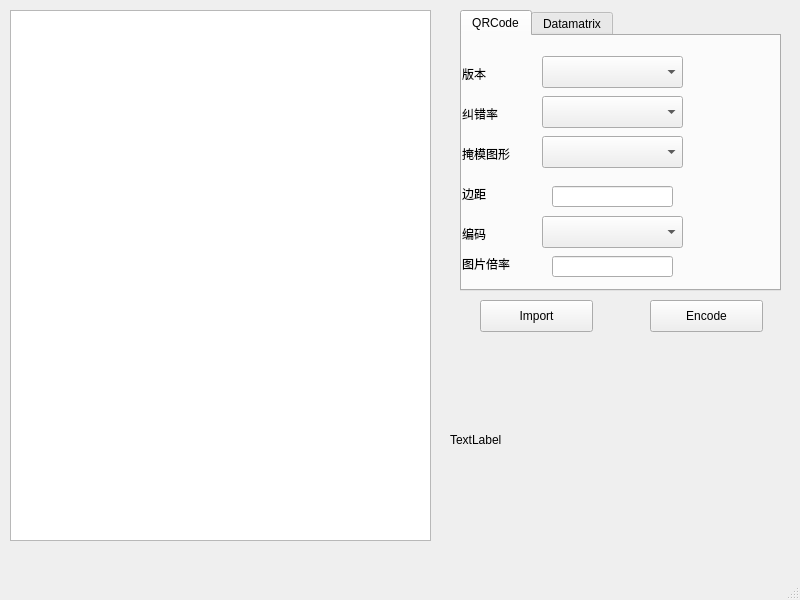
This is mainwindow.ui in paipeng/cp-barcode-encoder as Qt 5 draws it before an edit. The edited form follows.
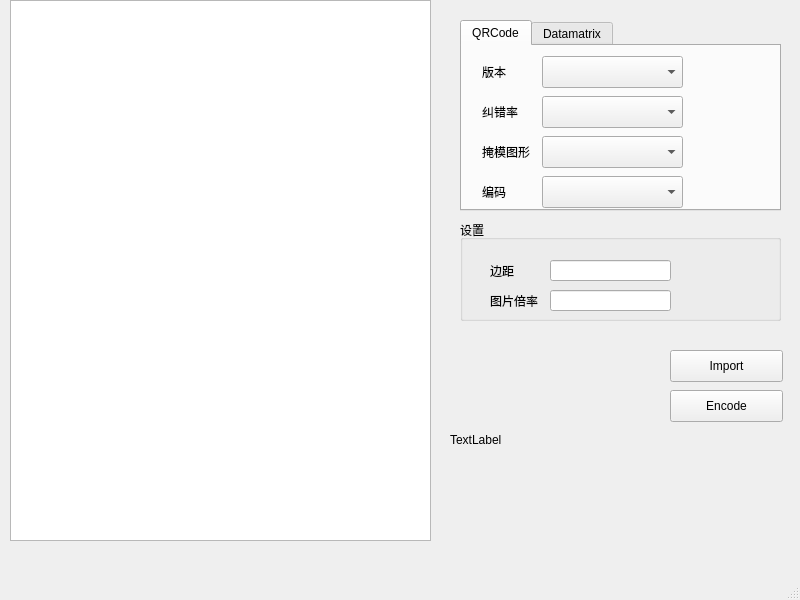
This is the edited form.

The edit to the form file:
```diff
--- a/mainwindow.ui
+++ b/mainwindow.ui
@@ -30,8 +30,8 @@
    <widget class="QPushButton" name="encodeButton">
     <property name="geometry">
      <rect>
-      <x>650</x>
-      <y>300</y>
+      <x>670</x>
+      <y>390</y>
       <width>113</width>
       <height>32</height>
      </rect>
@@ -44,9 +44,9 @@
     <property name="geometry">
      <rect>
       <x>460</x>
-      <y>10</y>
+      <y>20</y>
       <width>321</width>
-      <height>281</height>
+      <height>191</height>
      </rect>
     </property>
     <property name="currentIndex">
@@ -60,7 +60,7 @@
       <property name="geometry">
        <rect>
         <x>80</x>
-        <y>20</y>
+        <y>10</y>
         <width>141</width>
         <height>32</height>
        </rect>
@@ -70,7 +70,7 @@
       <property name="geometry">
        <rect>
         <x>80</x>
-        <y>60</y>
+        <y>50</y>
         <width>141</width>
         <height>32</height>
        </rect>
@@ -79,10 +79,10 @@
      <widget class="QLabel" name="label">
       <property name="geometry">
        <rect>
-        <x>0</x>
-        <y>30</y>
+        <x>20</x>
+        <y>10</y>
         <width>60</width>
-        <height>16</height>
+        <height>31</height>
        </rect>
       </property>
       <property name="text">
@@ -92,10 +92,10 @@
      <widget class="QLabel" name="label_2">
       <property name="geometry">
        <rect>
-        <x>0</x>
-        <y>70</y>
+        <x>20</x>
+        <y>50</y>
         <width>60</width>
-        <height>16</height>
+        <height>31</height>
        </rect>
       </property>
       <property name="text">
@@ -105,10 +105,10 @@
      <widget class="QLabel" name="label_3">
       <property name="geometry">
        <rect>
-        <x>0</x>
-        <y>110</y>
+        <x>20</x>
+        <y>90</y>
         <width>60</width>
-        <height>16</height>
+        <height>31</height>
        </rect>
       </property>
       <property name="text">
@@ -119,42 +119,19 @@
       <property name="geometry">
        <rect>
         <x>80</x>
-        <y>100</y>
+        <y>90</y>
         <width>141</width>
         <height>32</height>
        </rect>
       </property>
      </widget>
-     <widget class="QLabel" name="label_4">
-      <property name="geometry">
-       <rect>
-        <x>0</x>
-        <y>150</y>
-        <width>60</width>
-        <height>16</height>
-       </rect>
-      </property>
-      <property name="text">
-       <string>边距</string>
-      </property>
-     </widget>
-     <widget class="QLineEdit" name="qrcodeMarginLineEdit">
-      <property name="geometry">
-       <rect>
-        <x>90</x>
-        <y>150</y>
-        <width>121</width>
-        <height>21</height>
-       </rect>
-      </property>
-     </widget>
      <widget class="QLabel" name="label_5">
       <property name="geometry">
        <rect>
-        <x>0</x>
-        <y>190</y>
+        <x>20</x>
+        <y>130</y>
         <width>60</width>
-        <height>16</height>
+        <height>31</height>
        </rect>
       </property>
       <property name="text">
@@ -165,35 +142,12 @@
       <property name="geometry">
        <rect>
         <x>80</x>
-        <y>180</y>
+        <y>130</y>
         <width>141</width>
         <height>32</height>
        </rect>
       </property>
      </widget>
-     <widget class="QLabel" name="label_6">
-      <property name="geometry">
-       <rect>
-        <x>0</x>
-        <y>220</y>
-        <width>60</width>
-        <height>16</height>
-       </rect>
-      </property>
-      <property name="text">
-       <string>图片倍率</string>
-      </property>
-     </widget>
-     <widget class="QLineEdit" name="qrcodeSizeFactorLineEdit">
-      <property name="geometry">
-       <rect>
-        <x>90</x>
-        <y>220</y>
-        <width>121</width>
-        <height>21</height>
-       </rect>
-      </property>
-     </widget>
     </widget>
     <widget class="QWidget" name="datamatrixTab">
      <attribute name="title">
@@ -205,17 +159,17 @@
     <property name="geometry">
      <rect>
       <x>10</x>
-      <y>10</y>
+      <y>0</y>
       <width>421</width>
-      <height>531</height>
+      <height>541</height>
      </rect>
     </property>
    </widget>
    <widget class="QPushButton" name="importButton">
     <property name="geometry">
      <rect>
-      <x>480</x>
-      <y>300</y>
+      <x>670</x>
+      <y>350</y>
       <width>113</width>
       <height>32</height>
      </rect>
@@ -228,15 +182,74 @@
     <property name="geometry">
      <rect>
       <x>679</x>
-      <y>340</y>
+      <y>450</y>
       <width>101</width>
-      <height>191</height>
+      <height>81</height>
      </rect>
     </property>
     <property name="text">
      <string/>
     </property>
    </widget>
+   <widget class="QGroupBox" name="groupBox">
+    <property name="geometry">
+     <rect>
+      <x>460</x>
+      <y>220</y>
+      <width>321</width>
+      <height>101</height>
+     </rect>
+    </property>
+    <property name="title">
+     <string>设置</string>
+    </property>
+    <widget class="QLineEdit" name="qrcodeSizeFactorLineEdit">
+     <property name="geometry">
+      <rect>
+       <x>90</x>
+       <y>70</y>
+       <width>121</width>
+       <height>21</height>
+      </rect>
+     </property>
+    </widget>
+    <widget class="QLineEdit" name="qrcodeMarginLineEdit">
+     <property name="geometry">
+      <rect>
+       <x>90</x>
+       <y>40</y>
+       <width>121</width>
+       <height>21</height>
+      </rect>
+     </property>
+    </widget>
+    <widget class="QLabel" name="label_4">
+     <property name="geometry">
+      <rect>
+       <x>30</x>
+       <y>40</y>
+       <width>60</width>
+       <height>21</height>
+      </rect>
+     </property>
+     <property name="text">
+      <string>边距</string>
+     </property>
+    </widget>
+    <widget class="QLabel" name="label_6">
+     <property name="geometry">
+      <rect>
+       <x>30</x>
+       <y>70</y>
+       <width>60</width>
+       <height>21</height>
+      </rect>
+     </property>
+     <property name="text">
+      <string>图片倍率</string>
+     </property>
+    </widget>
+   </widget>
   </widget>
   <widget class="QMenuBar" name="menubar">
    <property name="geometry">
```
